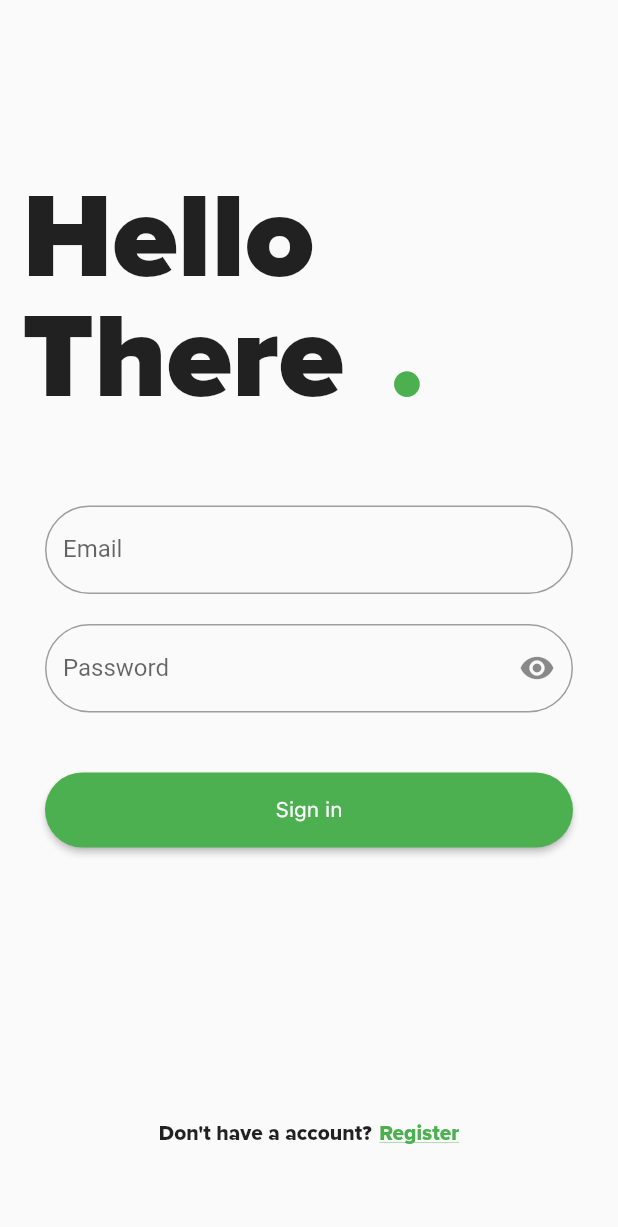
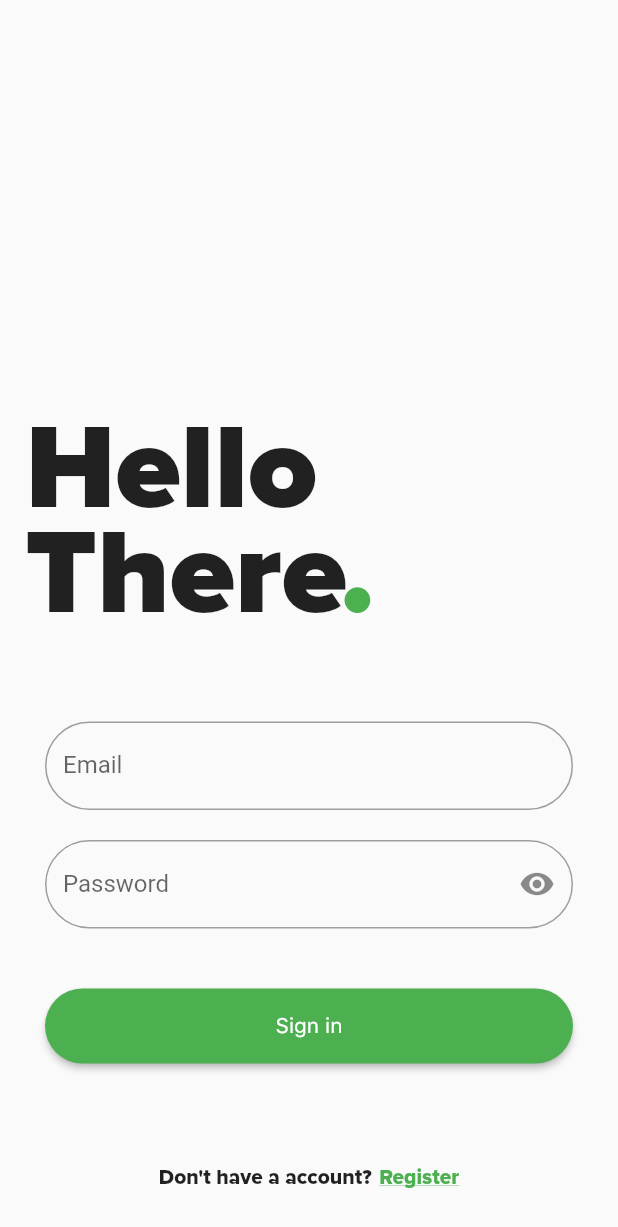
Before and after one commit to ahattangadi/order_vegetables, a Flutter app: the screen it shows after launch, on a phone screen of 412 x 824 dp. Shown: the top 1227 px of the screen. Run offline on Flutter 3.47's test engine with Material 2 defaults, Android fonts, the phone set to English and light mode, and no system bars; our stand-ins replace animated_splash_screen, bottom_navy_bar, cloud_firestore, firebase_auth, flutter_spinkit, fluttertoast and 3 more; missing offline and left inert: flutter_inappwebview, razorpay_flutter; accounts and stored records are empty; project files that could hold a hidden picture were left out.

Commit message:
Made SIgn in responsive

```diff
--- a/lib/screens/authenticate/sign_in.dart
+++ b/lib/screens/authenticate/sign_in.dart
@@ -40,14 +40,19 @@ class _SignInState extends State<SignIn> {
             child: MaterialApp(
                 home: Scaffold(
             resizeToAvoidBottomPadding: false,
-            body: Column(
+            body: SingleChildScrollView(
+              child: Column(
                 crossAxisAlignment: CrossAxisAlignment.start,
                 children: <Widget>[
                   Container(
                     child: Stack(
                       children: <Widget>[
                         Container(
-                        padding: EdgeInsets.fromLTRB(15, 110, 0, 0),
+                          padding: EdgeInsets.fromLTRB(
+                              MediaQuery.of(context).size.width - 395,
+                              MediaQuery.of(context).size.height - 560,
+                              0,
+                              0),
                           child: Text('Hello',
                               style: TextStyle(
                                   fontFamily: 'ProximaNovaBlack',
@@ -55,7 +60,11 @@ class _SignInState extends State<SignIn> {
                                   fontWeight: FontWeight.bold)),
                         ),
                         Container(
-                        padding: EdgeInsets.fromLTRB(15, 190, 0, 0),
+                          padding: EdgeInsets.fromLTRB(
+                              MediaQuery.of(context).size.width - 395,
+                              MediaQuery.of(context).size.height - 490,
+                              0,
+                              0),
                           child: Text('There',
                               style: TextStyle(
                                   fontSize: 80.0,
@@ -63,7 +72,11 @@ class _SignInState extends State<SignIn> {
                                   fontWeight: FontWeight.bold)),
                         ),
                         Container(
-                        padding: EdgeInsets.fromLTRB(260.0, 190.0, 0.0, 0.0),
+                          padding: EdgeInsets.fromLTRB(
+                              MediaQuery.of(context).size.width - 185,
+                              MediaQuery.of(context).size.height - 490,
+                              0.0,
+                              0.0),
                           child: Text('.',
                               style: TextStyle(
                                   fontSize: 80.0,
@@ -167,7 +180,7 @@ class _SignInState extends State<SignIn> {
                           ),
                           SizedBox(height: 12.0),
                           SizedBox(
-                          height: 140.0,
+                            height: 25.0,
                           ),
                         ],
                       ),
@@ -203,6 +216,7 @@ class _SignInState extends State<SignIn> {
                   )
                 ],
               ),
+            ),
           )));
   }
 }
```
Lines whose indentation alone changed are shown as unchanged.
